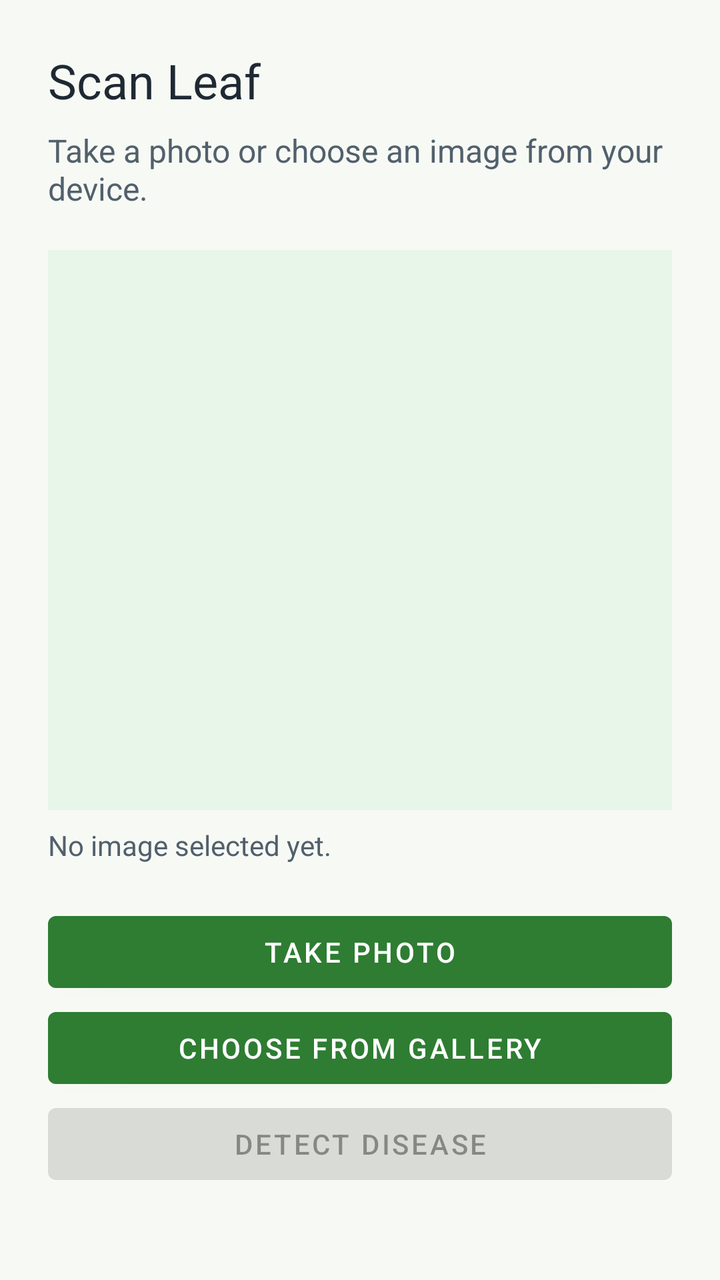
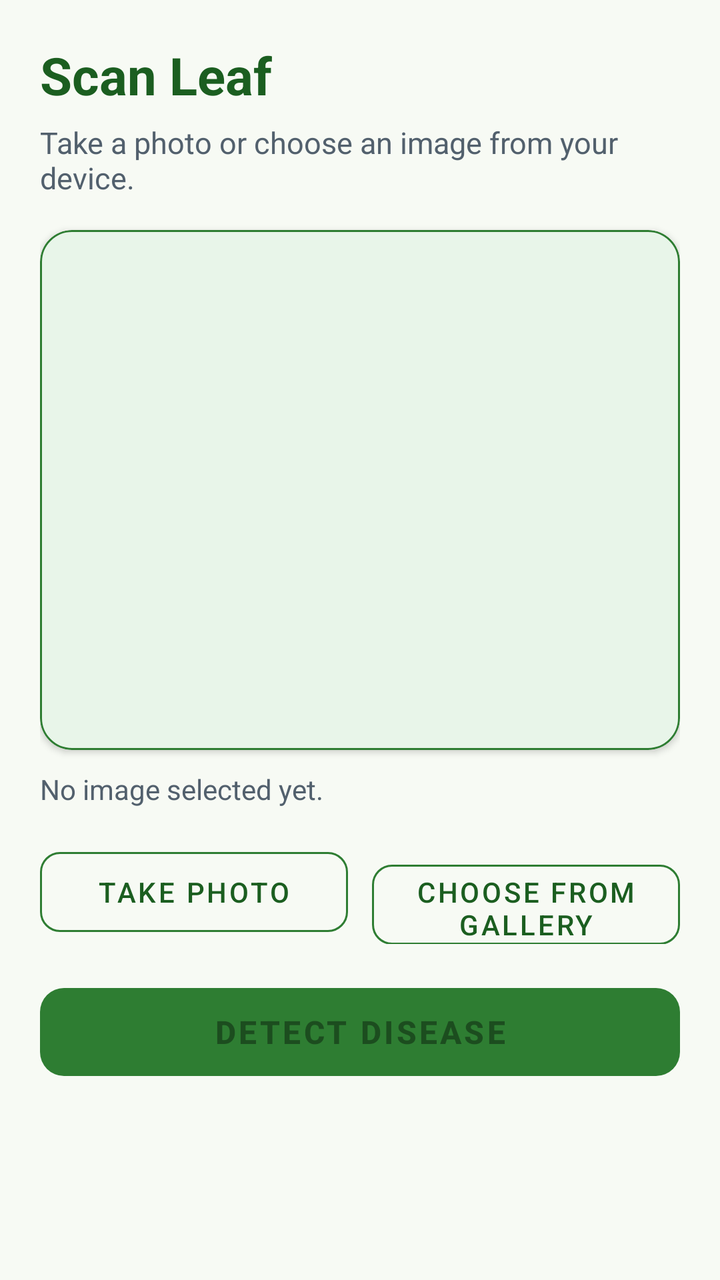

Compare the two renders of this Android layout. The source of the first and the diff that turns it into the second are given below.
<!-- AndroidManifest.xml: application theme Theme.Cropora -->
<!-- res/layout/activity_scan.xml -->
<?xml version="1.0" encoding="utf-8"?>
<ScrollView xmlns:android="http://schemas.android.com/apk/res/android"
    android:layout_width="match_parent"
    android:layout_height="match_parent"
    android:background="@color/screen_background">

    <LinearLayout
        android:layout_width="match_parent"
        android:layout_height="wrap_content"
        android:orientation="vertical"
        android:padding="24dp">

        <TextView
            android:id="@+id/textScanTitle"
            android:layout_width="match_parent"
            android:layout_height="wrap_content"
            android:text="@string/scan_title"
            android:textColor="@color/text_primary"
            android:textSize="24sp" />

        <TextView
            android:id="@+id/textScanInstruction"
            android:layout_width="match_parent"
            android:layout_height="wrap_content"
            android:layout_marginTop="8dp"
            android:text="@string/scan_instruction"
            android:textColor="@color/text_secondary"
            android:textSize="16sp" />

        <ImageView
            android:id="@+id/imagePreview"
            android:layout_width="match_parent"
            android:layout_height="280dp"
            android:layout_marginTop="20dp"
            android:background="@color/leaf_surface"
            android:contentDescription="@string/scan_preview_description"
            android:scaleType="centerCrop" />

        <TextView
            android:id="@+id/textImageStatus"
            android:layout_width="match_parent"
            android:layout_height="wrap_content"
            android:layout_marginTop="8dp"
            android:text="@string/no_image_selected"
            android:textColor="@color/text_secondary" />

        <Button
            android:id="@+id/buttonTakePhoto"
            android:layout_width="match_parent"
            android:layout_height="wrap_content"
            android:layout_marginTop="20dp"
            android:text="@string/take_photo" />

        <Button
            android:id="@+id/buttonChooseGallery"
            android:layout_width="match_parent"
            android:layout_height="wrap_content"
            android:text="@string/choose_from_gallery" />

        <Button
            android:id="@+id/buttonDetectDisease"
            android:layout_width="match_parent"
            android:layout_height="wrap_content"
            android:enabled="false"
            android:text="@string/detect_disease" />

        <ProgressBar
            android:id="@+id/progressUpload"
            android:layout_width="wrap_content"
            android:layout_height="wrap_content"
            android:layout_gravity="center_horizontal"
            android:layout_marginTop="12dp"
            android:contentDescription="@string/upload_progress_description"
            android:visibility="gone" />
    </LinearLayout>
</ScrollView>
<!-- resources referenced by this layout -->
<resources>
  <color name="leaf_surface">#E8F5E9</color>
  <color name="screen_background">#F7FAF4</color>
  <color name="text_primary">#1F2933</color>
  <color name="text_secondary">#52606D</color>
  <string name="choose_from_gallery">Choose from Gallery</string>
  <string name="detect_disease">Detect Disease</string>
  <string name="no_image_selected">No image selected yet.</string>
  <string name="scan_instruction">Take a photo or choose an image from your device.</string>
  <string name="scan_preview_description">Preview of the selected leaf image</string>
  <string name="scan_title">Scan Leaf</string>
  <string name="take_photo">Take Photo</string>
  <string name="upload_progress_description">Uploading image for prediction</string>
  <style name="Theme.Cropora" parent="Theme.MaterialComponents.DayNight.DarkActionBar">
          <item name="colorPrimary">@color/leaf_green</item>
          <item name="colorPrimaryDark">@color/leaf_green_dark</item>
          <item name="colorAccent">@color/leaf_green</item>
          <item name="android:windowBackground">@color/screen_background</item>
      </style>
  <color name="leaf_green">#2E7D32</color>
  <color name="leaf_green_dark">#1B5E20</color>
</resources>

<!-- the commit's change to res/layout/activity_scan.xml (unified diff, before → after) -->
@@ -1,76 +1,117 @@
 <?xml version="1.0" encoding="utf-8"?>
 <ScrollView xmlns:android="http://schemas.android.com/apk/res/android"
+    xmlns:app="http://schemas.android.com/apk/res-auto"
     android:layout_width="match_parent"
     android:layout_height="match_parent"
-    android:background="@color/screen_background">
+    android:background="@color/screen_background"
+    android:fillViewport="true">
 
     <LinearLayout
         android:layout_width="match_parent"
         android:layout_height="wrap_content"
         android:orientation="vertical"
-        android:padding="24dp">
+        android:padding="20dp">
 
         <TextView
             android:id="@+id/textScanTitle"
             android:layout_width="match_parent"
             android:layout_height="wrap_content"
             android:text="@string/scan_title"
-            android:textColor="@color/text_primary"
-            android:textSize="24sp" />
+            android:textColor="@color/leaf_green_dark"
+            android:textSize="26sp"
+            android:textStyle="bold" />
 
         <TextView
             android:id="@+id/textScanInstruction"
             android:layout_width="match_parent"
             android:layout_height="wrap_content"
-            android:layout_marginTop="8dp"
+            android:layout_marginTop="6dp"
             android:text="@string/scan_instruction"
             android:textColor="@color/text_secondary"
-            android:textSize="16sp" />
+            android:textSize="15sp" />
 
-        <ImageView
-            android:id="@+id/imagePreview"
+        
+        <com.google.android.material.card.MaterialCardView
             android:layout_width="match_parent"
-            android:layout_height="280dp"
-            android:layout_marginTop="20dp"
-            android:background="@color/leaf_surface"
-            android:contentDescription="@string/scan_preview_description"
-            android:scaleType="centerCrop" />
+            android:layout_height="260dp"
+            android:layout_marginTop="16dp"
+            app:cardCornerRadius="16dp"
+            app:cardElevation="2dp"
+            app:cardBackgroundColor="@color/leaf_surface"
+            app:strokeWidth="1dp"
+            app:strokeColor="@color/leaf_green">
+
+            <ImageView
+                android:id="@+id/imagePreview"
+                android:layout_width="match_parent"
+                android:layout_height="match_parent"
+                android:contentDescription="@string/scan_preview_description"
+                android:scaleType="centerCrop" />
+        </com.google.android.material.card.MaterialCardView>
 
         <TextView
             android:id="@+id/textImageStatus"
             android:layout_width="match_parent"
             android:layout_height="wrap_content"
-            android:layout_marginTop="8dp"
+            android:layout_marginTop="10dp"
             android:text="@string/no_image_selected"
-            android:textColor="@color/text_secondary" />
+            android:textColor="@color/text_secondary"
+            android:textSize="14sp" />
 
-        <Button
-            android:id="@+id/buttonTakePhoto"
+        
+        <LinearLayout
             android:layout_width="match_parent"
             android:layout_height="wrap_content"
-            android:layout_marginTop="20dp"
-            android:text="@string/take_photo" />
+            android:layout_marginTop="16dp"
+            android:orientation="horizontal">
 
-        <Button
-            android:id="@+id/buttonChooseGallery"
-            android:layout_width="match_parent"
-            android:layout_height="wrap_content"
-            android:text="@string/choose_from_gallery" />
+            <com.google.android.material.button.MaterialButton
+                android:id="@+id/buttonTakePhoto"
+                style="?attr/materialButtonOutlinedStyle"
+                android:layout_width="0dp"
+                android:layout_height="52dp"
+                android:layout_weight="1"
+                android:layout_marginEnd="6dp"
+                android:text="@string/take_photo"
+                android:textColor="@color/leaf_green_dark"
+                app:strokeColor="@color/leaf_green"
+                app:cornerRadius="10dp" />
 
-        <Button
+            <com.google.android.material.button.MaterialButton
+                android:id="@+id/buttonChooseGallery"
+                style="?attr/materialButtonOutlinedStyle"
+                android:layout_width="0dp"
+                android:layout_height="52dp"
+                android:layout_weight="1"
+                android:layout_marginStart="6dp"
+                android:text="@string/choose_from_gallery"
+                android:textColor="@color/leaf_green_dark"
+                app:strokeColor="@color/leaf_green"
+                app:cornerRadius="10dp" />
+        </LinearLayout>
+
+        
+        <com.google.android.material.button.MaterialButton
             android:id="@+id/buttonDetectDisease"
             android:layout_width="match_parent"
-            android:layout_height="wrap_content"
+            android:layout_height="56dp"
+            android:layout_marginTop="16dp"
             android:enabled="false"
-            android:text="@string/detect_disease" />
+            android:text="@string/detect_disease"
+            android:textSize="16sp"
+            android:textStyle="bold"
+            app:backgroundTint="@color/leaf_green"
+            app:cornerRadius="12dp"
+            app:elevation="3dp" />
 
         <ProgressBar
             android:id="@+id/progressUpload"
             android:layout_width="wrap_content"
             android:layout_height="wrap_content"
             android:layout_gravity="center_horizontal"
-            android:layout_marginTop="12dp"
+            android:layout_marginTop="16dp"
             android:contentDescription="@string/upload_progress_description"
             android:visibility="gone" />
+
     </LinearLayout>
 </ScrollView>
<!-- resource entries referenced after the edit -->
@@ -2,7 +2,6 @@
 <resources>
   <color name="leaf_surface">#E8F5E9</color>
   <color name="screen_background">#F7FAF4</color>
-  <color name="text_primary">#1F2933</color>
   <color name="text_secondary">#52606D</color>
   <string name="choose_from_gallery">Choose from Gallery</string>
   <string name="detect_disease">Detect Disease</string>
